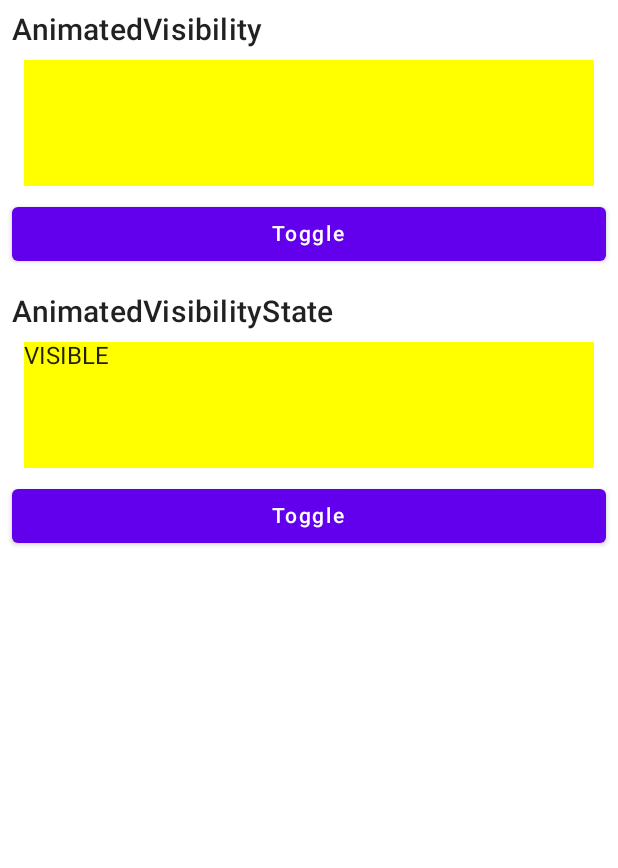
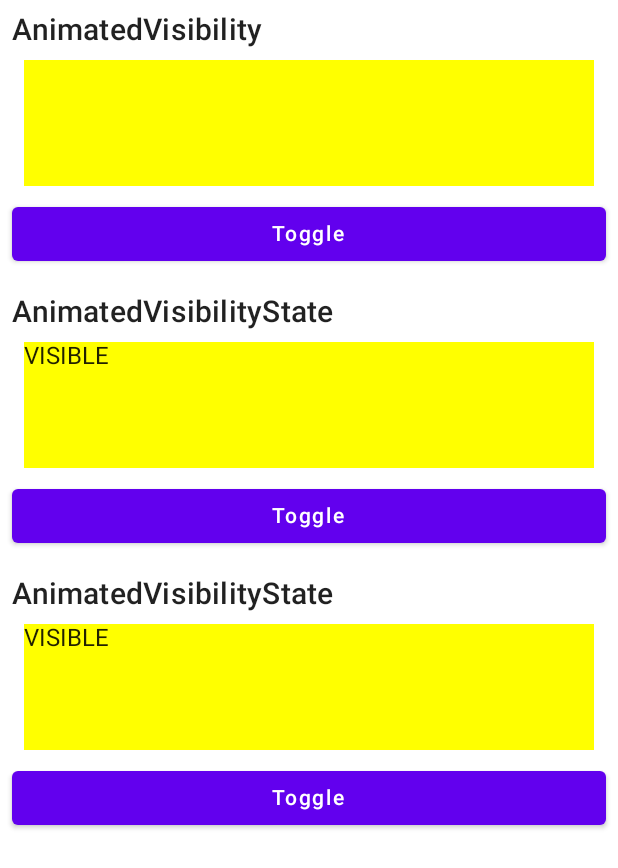
Before and after one commit to kaleidot725-android/compose-animation, an Android app built with Jetpack Compose: the @Preview function DefaultPreview, on a phone screen of 412 x 824 dp. Shown: the top 868 px of the screen. Run offline under Robolectric (Android 15) with nearby library versions, the phone set to English and light mode, and no system bars.

Commit message:
feat: update AnimatedContentSamples

```diff
--- /dev/null
+++ b/app/src/main/java/jp/kaleidot725/animation/AnimatedVisibilitySamples.kt
@@ -0,0 +1,148 @@
+package jp.kaleidot725.animation
+
+import androidx.compose.animation.AnimatedVisibility
+import androidx.compose.animation.ExperimentalAnimationApi
+import androidx.compose.animation.core.MutableTransitionState
+import androidx.compose.animation.expandIn
+import androidx.compose.animation.shrinkOut
+import androidx.compose.foundation.layout.Column
+import androidx.compose.foundation.layout.fillMaxWidth
+import androidx.compose.foundation.layout.height
+import androidx.compose.foundation.layout.padding
+import androidx.compose.material.Button
+import androidx.compose.material.MaterialTheme
+import androidx.compose.material.Surface
+import androidx.compose.material.Text
+import androidx.compose.runtime.*
+import androidx.compose.ui.Alignment
+import androidx.compose.ui.Modifier
+import androidx.compose.ui.graphics.Color
+import androidx.compose.ui.unit.dp
+
+
+@ExperimentalAnimationApi
+@Composable
+fun AnimatedVisibilitySample() {
+    var editable by remember { mutableStateOf(true) }
+
+    Column(modifier = Modifier.padding(8.dp)) {
+        Text(
+            text = "AnimatedVisibility",
+            style = MaterialTheme.typography.h6
+        )
+
+        AnimatedVisibility(visible = editable) {
+            Surface(
+                color = Color.Yellow,
+                modifier = Modifier
+                    .fillMaxWidth()
+                    .height(100.dp)
+                    .align(Alignment.CenterHorizontally)
+                    .padding(8.dp)
+            ) {}
+        }
+
+        Button(
+            onClick = { editable = !editable },
+            modifier = Modifier.fillMaxWidth()
+        ) {
+            Text(text = "Toggle")
+        }
+    }
+}
+
+@ExperimentalAnimationApi
+@Composable
+fun AnimatedVisibilityStateSample() {
+    val state = remember {
+        MutableTransitionState(false).apply {
+            targetState = true
+        }
+    }
+
+    Column(modifier = Modifier.padding(8.dp)) {
+        Text(
+            text = "AnimatedVisibilityState",
+            style = MaterialTheme.typography.h6
+        )
+
+        AnimatedVisibility(visibleState = state) {
+            Surface(
+                color = Color.Yellow,
+                modifier = Modifier
+                    .fillMaxWidth()
+                    .height(100.dp)
+                    .align(Alignment.CenterHorizontally)
+                    .padding(8.dp)
+            ) {
+                Text(
+                    text = state.getAnimationState().toString()
+                )
+            }
+        }
+
+        Button(
+            onClick = { state.targetState = !state.currentState },
+            modifier = Modifier.fillMaxWidth()
+        ) {
+            Text(text = "Toggle")
+        }
+    }
+}
+
+@ExperimentalAnimationApi
+@Composable
+fun AnimatedVisibilityEnterExitSample() {
+    val state = remember {
+        MutableTransitionState(false).apply {
+            targetState = true
+        }
+    }
+
+    Column(modifier = Modifier.padding(8.dp)) {
+        Text(
+            text = "AnimatedVisibilityState",
+            style = MaterialTheme.typography.h6
+        )
+
+        AnimatedVisibility(
+            visibleState = state,
+            enter = expandIn(),
+            exit = shrinkOut()
+        ) {
+            Surface(
+                color = Color.Yellow,
+                modifier = Modifier
+                    .fillMaxWidth()
+                    .height(100.dp)
+                    .align(Alignment.CenterHorizontally)
+                    .padding(8.dp)
+            ) {
+                Text(text = state.getAnimationState().toString())
+            }
+        }
+
+        Button(
+            onClick = { state.targetState = !state.currentState },
+            modifier = Modifier.fillMaxWidth()
+        ) {
+            Text(text = "Toggle")
+        }
+    }
+}
+
+enum class AnimState {
+    VISIBLE,
+    INVISIBLE,
+    APPEARING,
+    DISAPPEARING
+}
+
+fun MutableTransitionState<Boolean>.getAnimationState(): AnimState {
+    return when {
+        this.isIdle && this.currentState -> AnimState.VISIBLE
+        !this.isIdle && this.currentState -> AnimState.DISAPPEARING
+        this.isIdle && !this.currentState -> AnimState.INVISIBLE
+        else -> AnimState.APPEARING
+    }
+}
--- a/app/src/main/java/jp/kaleidot725/animation/MainActivity.kt
+++ b/app/src/main/java/jp/kaleidot725/animation/MainActivity.kt
@@ -3,26 +3,12 @@ package jp.kaleidot725.animation
 import android.os.Bundle
 import androidx.activity.ComponentActivity
 import androidx.activity.compose.setContent
-import androidx.compose.animation.AnimatedVisibility
 import androidx.compose.animation.ExperimentalAnimationApi
-import androidx.compose.animation.core.MutableTransitionState
-import androidx.compose.animation.expandIn
-import androidx.compose.animation.shrinkOut
-import androidx.compose.foundation.layout.Column
-import androidx.compose.foundation.layout.fillMaxWidth
-import androidx.compose.foundation.layout.height
-import androidx.compose.foundation.layout.padding
 import androidx.compose.foundation.lazy.LazyColumn
-import androidx.compose.material.Button
 import androidx.compose.material.MaterialTheme
 import androidx.compose.material.Surface
-import androidx.compose.material.Text
-import androidx.compose.runtime.*
-import androidx.compose.ui.Alignment
-import androidx.compose.ui.Modifier
-import androidx.compose.ui.graphics.Color
+import androidx.compose.runtime.Composable
 import androidx.compose.ui.tooling.preview.Preview
-import androidx.compose.ui.unit.dp
 import jp.kaleidot725.animation.ui.theme.AppTheme
 
 class MainActivity : ComponentActivity() {
@@ -32,132 +18,29 @@ class MainActivity : ComponentActivity() {
         setContent {
             AppTheme {
                 Surface(color = MaterialTheme.colors.background) {
-                    LazyColumn {
-                        item {
-                            AnimatedVisibilitySample()
-                        }
+                    AnimatedContentCounterCustom()
 
-                        item {
-                            AnimatedVisibilityStateSample()
-                        }
-
-                        item {
-                            AnimatedVisibilityEnterExitSample()
-                        }
-                    }
+//                    LazyColumn {
+//                        item {
+//                            AnimatedVisibilitySample()
+//                        }
+//
+//                        item {
+//                            AnimatedVisibilityStateSample()
+//                        }
+//
+//                        item {
+//                            AnimatedVisibilityEnterExitSample()
+//                        }
+//                        item {
+//                            AnimatedContentCounterDefault()
+//                        }
+//                        item {
+//                            AnimatedContentCounterCustom()
+//                        }
+//                    }
                 }
             }
-        }
-    }
-}
-
-@ExperimentalAnimationApi
-@Composable
-fun AnimatedVisibilitySample() {
-    var editable by remember { mutableStateOf(true) }
-
-    Column(modifier = Modifier.padding(8.dp)) {
-        Text(
-            text = "AnimatedVisibility",
-            style = MaterialTheme.typography.h6
-        )
-
-        AnimatedVisibility(visible = editable) {
-            Surface(
-                color = Color.Yellow,
-                modifier = Modifier
-                    .fillMaxWidth()
-                    .height(100.dp)
-                    .align(Alignment.CenterHorizontally)
-                    .padding(8.dp)
-            ) {}
-        }
-
-        Button(
-            onClick = { editable = !editable },
-            modifier = Modifier.fillMaxWidth()
-        ) {
-            Text(text = "Toggle")
-        }
-    }
-}
-
-@ExperimentalAnimationApi
-@Composable
-fun AnimatedVisibilityStateSample() {
-    val state = remember {
-        MutableTransitionState(false).apply {
-            targetState = true
-        }
-    }
-
-    Column(modifier = Modifier.padding(8.dp)) {
-        Text(
-            text = "AnimatedVisibilityState",
-            style = MaterialTheme.typography.h6
-        )
-
-        AnimatedVisibility(visibleState = state) {
-            Surface(
-                color = Color.Yellow,
-                modifier = Modifier
-                    .fillMaxWidth()
-                    .height(100.dp)
-                    .align(Alignment.CenterHorizontally)
-                    .padding(8.dp)
-            ) {
-                Text(
-                    text = state.getAnimationState().toString()
-                )
-            }
-        }
-
-        Button(
-            onClick = { state.targetState = !state.currentState },
-            modifier = Modifier.fillMaxWidth()
-        ) {
-            Text(text = "Toggle")
-        }
-    }
-}
-
-@ExperimentalAnimationApi
-@Composable
-fun AnimatedVisibilityEnterExitSample() {
-    val state = remember {
-        MutableTransitionState(false).apply {
-            targetState = true
-        }
-    }
-
-    Column(modifier = Modifier.padding(8.dp)) {
-        Text(
-            text = "AnimatedVisibilityState",
-            style = MaterialTheme.typography.h6
-        )
-
-        AnimatedVisibility(
-            visibleState = state,
-            enter = expandIn(),
-            exit = shrinkOut()
-        ) {
-            Surface(
-                color = Color.Yellow,
-                modifier = Modifier
-                    .fillMaxWidth()
-                    .height(100.dp)
-                    .align(Alignment.CenterHorizontally)
-                    .padding(8.dp)
-            ) {
-                Text(text = state.getAnimationState().toString())
-            }
-        }
-
-        Button(
-            onClick = { state.targetState = !state.currentState },
-            modifier = Modifier.fillMaxWidth()
-        ) {
-            Text(text = "Toggle")
         }
     }
 }
@@ -176,23 +59,11 @@ fun DefaultPreview() {
                 item {
                     AnimatedVisibilityStateSample()
                 }
+
+                item {
+                    AnimatedVisibilityEnterExitSample()
+                }
             }
         }
     }
 }
-
-enum class AnimState {
-    VISIBLE,
-    INVISIBLE,
-    APPEARING,
-    DISAPPEARING
-}
-
-fun MutableTransitionState<Boolean>.getAnimationState(): AnimState {
-    return when {
-        this.isIdle && this.currentState -> AnimState.VISIBLE
-        !this.isIdle && this.currentState -> AnimState.DISAPPEARING
-        this.isIdle && !this.currentState -> AnimState.INVISIBLE
-        else -> AnimState.APPEARING
-    }
-}
--- a/build.gradle.kts
+++ b/build.gradle.kts
@@ -1,13 +1,13 @@
 // Top-level build file where you can add configuration options common to all sub-projects/modules.
 buildscript {
-    val compose_version by extra("1.0.0-beta07")
+    val compose_version by extra("1.0.0-rc02")
     repositories {
         google()
         mavenCentral()
     }
     dependencies {
         classpath("com.android.tools.build:gradle:7.0.0-beta03")
-        classpath("org.jetbrains.kotlin:kotlin-gradle-plugin:1.4.32")
+        classpath("org.jetbrains.kotlin:kotlin-gradle-plugin:1.5.10")
 
         // NOTE: Do not place your application dependencies here; they belong
         // in the individual module build.gradle.kts files
```
Also changed, not shown: app/build.gradle.kts (+8 -8 lines), app/src/main/java/jp/kaleidot725/animation/AnimatedContentSamples.kt (added, +81 -0 lines).
